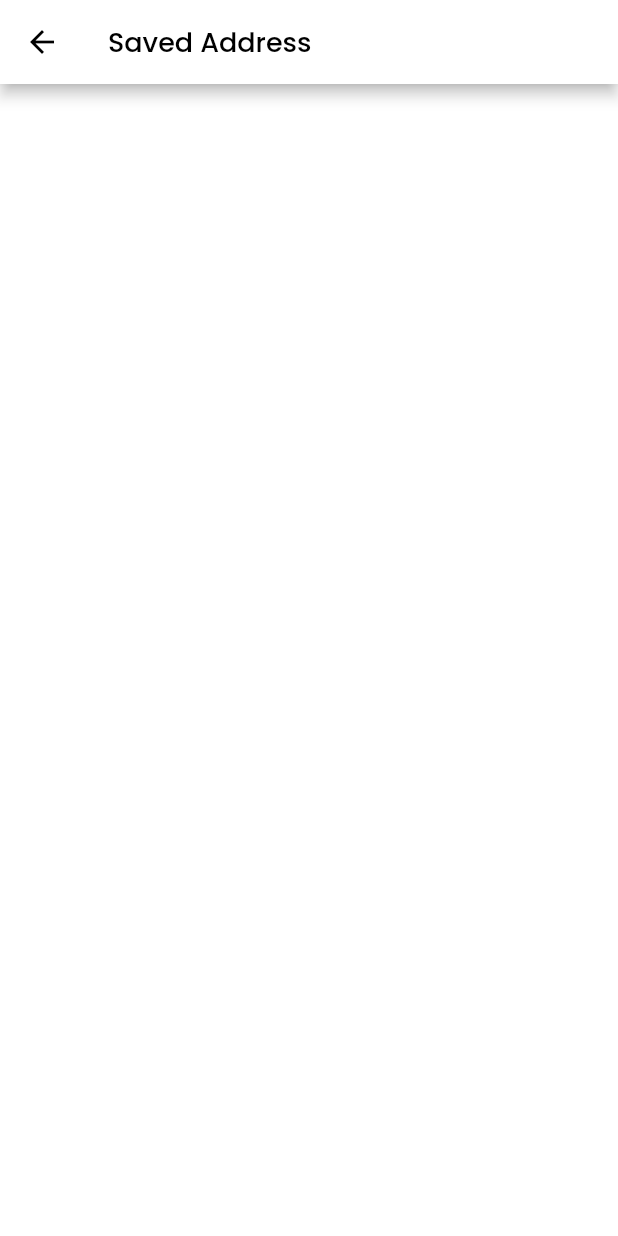
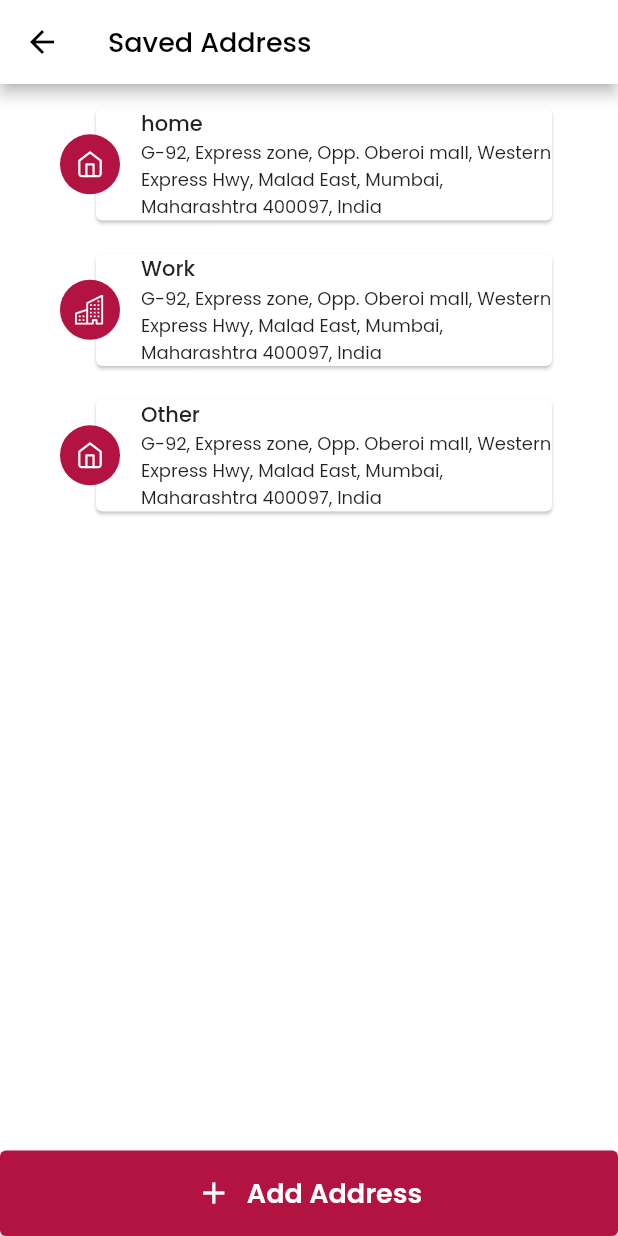
Before and after one commit to tejastamkar/Bhojan-king-resturant, a Flutter app: the SavedAddressScreen screen opened directly, on a phone screen of 412 x 824 dp. Run offline on Flutter 3.47's test engine with Material 2 defaults, Android fonts, the phone set to English and light mode, and no system bars; our stand-ins replace carousel_indicator, carousel_slider, dotted_line, flutter_rating_bar, flutter_svg, fluttertoast and 1 more; network calls fail; project files that could hold a hidden picture were left out.

Commit message:
added saved address screen

```diff
--- /dev/null
+++ b/lib/Data/userdata.dart
@@ -0,0 +1,17 @@
+List userAddress = [
+  {
+    'which': 'home',
+    'address':
+        "G-92, Express zone, Opp. Oberoi mall, Western Express Hwy, Malad East, Mumbai, Maharashtra 400097, India"
+  },
+  {
+    'which': 'Work',
+    'address':
+        "G-92, Express zone, Opp. Oberoi mall, Western Express Hwy, Malad East, Mumbai, Maharashtra 400097, India"
+  },
+  {
+    'which': 'Other',
+    'address':
+        "G-92, Express zone, Opp. Oberoi mall, Western Express Hwy, Malad East, Mumbai, Maharashtra 400097, India"
+  },
+];
--- a/lib/screens/profileScreens/savedaddress.dart
+++ b/lib/screens/profileScreens/savedaddress.dart
@@ -1,4 +1,7 @@
 import 'package:flutter/material.dart';
+import 'package:flutter_svg/flutter_svg.dart';
+import 'package:fluttertoast/fluttertoast.dart';
+import 'package:restroapp/Data/userdata.dart';
 
 class SavedAddressScreen extends StatefulWidget {
   const SavedAddressScreen({Key? key}) : super(key: key);
@@ -8,9 +11,63 @@ class SavedAddressScreen extends StatefulWidget {
 }
 
 class _SavedAddressScreenState extends State<SavedAddressScreen> {
+  final toast = FToast();
+  @override
+  void initState() {
+    toast.init(context);
+    super.initState();
+  }
+
   @override
   Widget build(BuildContext context) {
+    Widget sucessfullyPopup() => Dialog(
+          backgroundColor: Colors.green,
+          child: Padding(
+            padding: const EdgeInsets.all(15),
+            child: Row(
+              mainAxisAlignment: MainAxisAlignment.center,
+              children: const [
+                Icon(
+                  Icons.check,
+                  color: Colors.white,
+                ),
+                SizedBox(
+                  width: 10,
+                ),
+                Text(
+                  'Address Added Successfully',
+                  style: TextStyle(
+                      fontSize: 14,
+                      fontWeight: FontWeight.w500,
+                      color: Colors.white),
+                )
+              ],
+            ),
+          ),
+        );
     return Scaffold(
+      bottomNavigationBar: ElevatedButton(
+        style: ElevatedButton.styleFrom(
+            onPrimary: Colors.white, primary: Theme.of(context).primaryColor),
+        onPressed: () => toast.showToast(
+            child: sucessfullyPopup(), gravity: ToastGravity.BOTTOM),
+        child: Padding(
+          padding: const EdgeInsets.all(15),
+          child: Row(
+            mainAxisAlignment: MainAxisAlignment.center,
+            children: const [
+              Icon(Icons.add),
+              SizedBox(
+                width: 10,
+              ),
+              Text(
+                'Add Address',
+                style: TextStyle(fontSize: 18, fontWeight: FontWeight.w600),
+              )
+            ],
+          ),
+        ),
+      ),
       appBar: AppBar(
         title: const Text(
           'Saved Address',
@@ -18,14 +75,77 @@ class _SavedAddressScreenState extends State<SavedAddressScreen> {
         ),
       ),
       backgroundColor: Colors.white,
-      body: ListView(
-        children: [
-          // Stack(
-          //   alignment: Alignment.centerRight,
-          //   children: [],
-          // )
-        ],
+      body: Padding(
+        padding: const EdgeInsets.symmetric(horizontal: 40, vertical: 5),
+        child: ListView.builder(
+          itemCount: userAddress.length,
+          shrinkWrap: true,
+          physics: const ScrollPhysics(),
+          itemBuilder: (BuildContext context, int index) => Padding(
+            padding: const EdgeInsets.symmetric(vertical: 7),
+            child: addressCard(
+                name: userAddress[index]['which'],
+                address: userAddress[index]['address'],
+                icon: userAddress[index]['which'] == 'work' ||
+                        userAddress[index]['which'] == 'Work'
+                    ? 'icons/Building.svg'
+                    : 'icons/home.svg'),
+          ),
+        ),
       ),
     );
   }
 }
+
+Widget addressCard(
+        {required String name,
+        required String address,
+        required String icon}) =>
+    Builder(
+      builder: (context) => Stack(
+        alignment: Alignment.centerLeft,
+        children: [
+          Padding(
+            padding: const EdgeInsets.fromLTRB(
+              20,
+              0,
+              0,
+              0,
+            ),
+            child: Card(
+              child: Padding(
+                padding: const EdgeInsets.fromLTRB(30, 0, 0, 0),
+                child: Column(
+                  crossAxisAlignment: CrossAxisAlignment.start,
+                  children: [
+                    Text(
+                      name,
+                      style: const TextStyle(
+                          fontSize: 14, fontWeight: FontWeight.w500),
+                    ),
+                    Text(
+                      address,
+                      style: const TextStyle(
+                          fontWeight: FontWeight.w400, fontSize: 12),
+                    )
+                  ],
+                ),
+              ),
+            ),
+          ),
+          Container(
+            width: 40,
+            height: 40,
+            decoration: BoxDecoration(
+                color: Theme.of(context).primaryColor,
+                borderRadius: BorderRadius.circular(40)),
+            child: Center(
+              child: SvgPicture.asset(
+                icon,
+                color: Colors.white,
+              ),
+            ),
+          ),
+        ],
+      ),
+    );
--- a/lib/screens/profilescreen.dart
+++ b/lib/screens/profilescreen.dart
@@ -123,7 +123,7 @@ class _ProfileScreenState extends State<ProfileScreen> {
                 )
               ],
             ),
-            SizedBox(
+            const SizedBox(
               height: 10,
             ),
             InkWell(
--- a/pubspec.yaml
+++ b/pubspec.yaml
@@ -40,6 +40,7 @@ dependencies:
   flutter_rating_bar: ^4.0.1
   dotted_line: ^3.1.0
   image_picker: ^0.8.5+3
+  fluttertoast: ^8.0.9
 
 dev_dependencies:
   flutter_test:
```
Also changed, not shown: lib/widgets/topcategory.dart (+12 -10 lines), icons/Building.svg (added), icons/home.svg (added), pubspec.lock.
